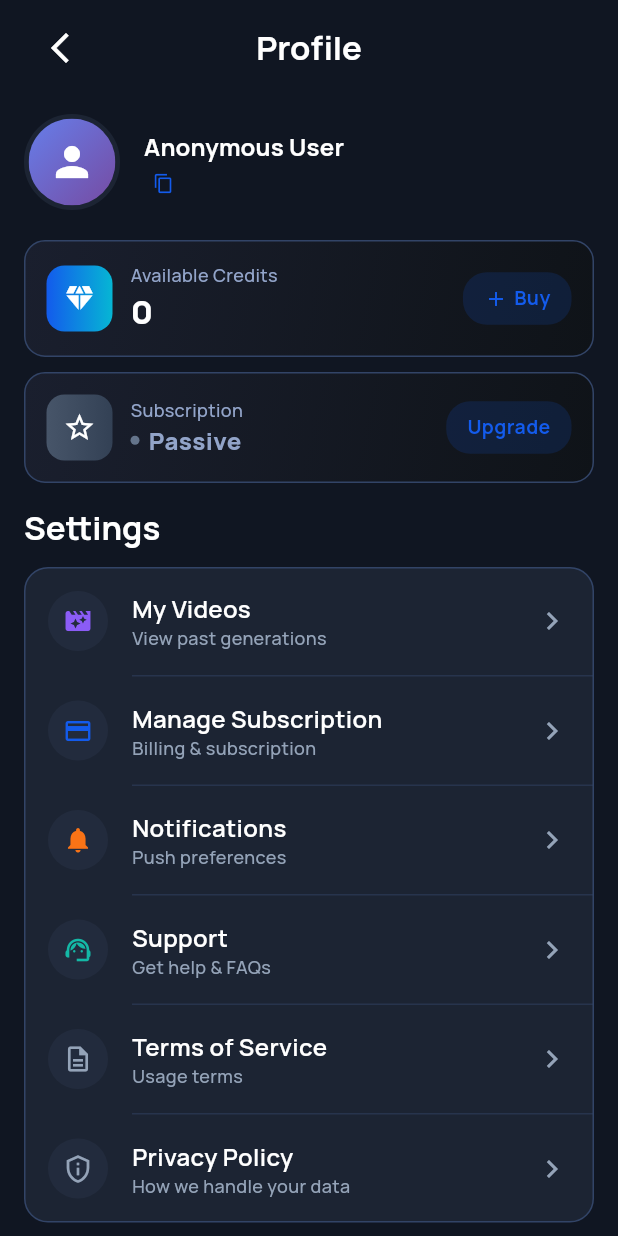
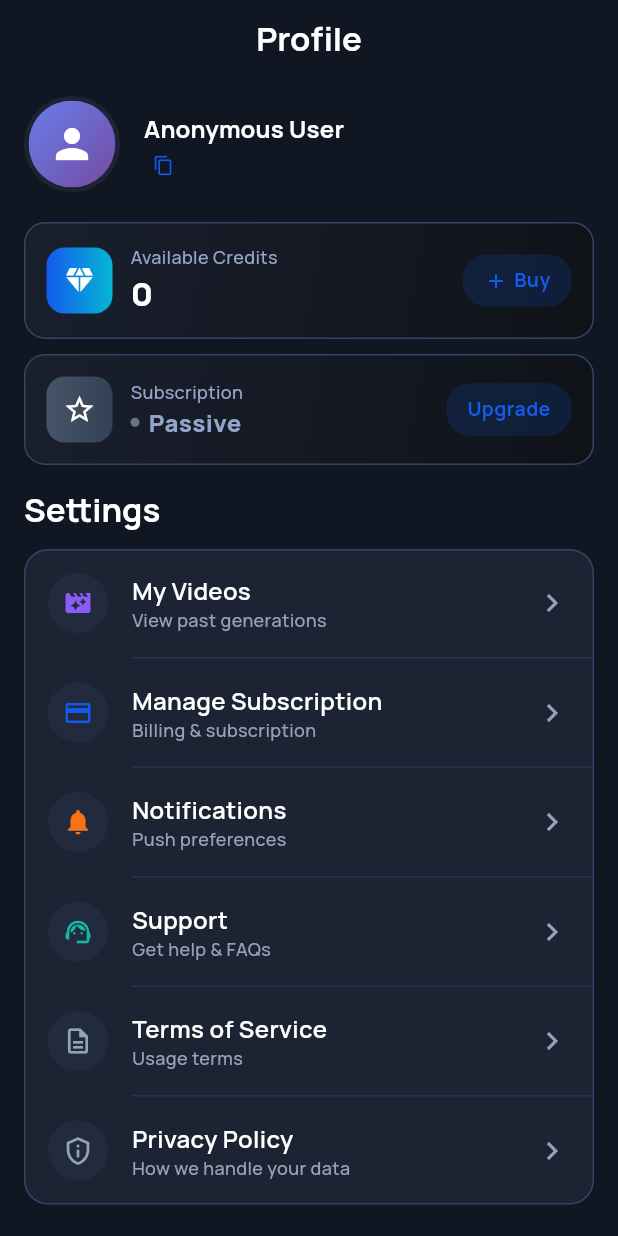
Before and after one commit to alicanti/prodvid, a Flutter app: the ProfileScreen screen opened directly, on a phone screen of 412 x 824 dp. Run offline on Flutter 3.47's test engine with Material 3 defaults, Android fonts, the phone set to English and light mode, and no system bars; drawn by our look-alikes of flutter_animate; our stand-ins replace cloud_firestore, cloud_functions, dio, firebase_auth, firebase_core, flutter_cache_manager and 8 more; missing offline and left inert: purchases_flutter, purchases_ui_flutter; accounts and stored records are empty; generated files the repository leaves out were written again.

Commit message:
Remove back button from profile screen (tab navigation)

```diff
--- a/lib/features/profile/presentation/screens/profile_screen.dart
+++ b/lib/features/profile/presentation/screens/profile_screen.dart
@@ -46,27 +46,13 @@ class ProfileScreen extends ConsumerWidget {
           SafeArea(
             bottom: false,
             child: Padding(
-              padding: const EdgeInsets.symmetric(horizontal: 16, vertical: 8),
-              child: Row(
-                children: [
-                  IconButton(
-                    onPressed: () => context.pop(),
-                    icon: const Icon(
-                      Icons.arrow_back_ios_new,
-                      color: Colors.white,
-                    ),
-                  ),
-                  Expanded(
+              padding: const EdgeInsets.symmetric(horizontal: 16, vertical: 12),
               child: Text(
                 'Profile',
                 textAlign: TextAlign.center,
                 style: Theme.of(context).textTheme.titleLarge?.copyWith(
                   fontWeight: FontWeight.w700,
                 ),
-                    ),
-                  ),
-                  const SizedBox(width: 48), // Balance for back button
-                ],
               ),
             ),
           ),
```
Lines whose indentation alone changed are shown as unchanged.
